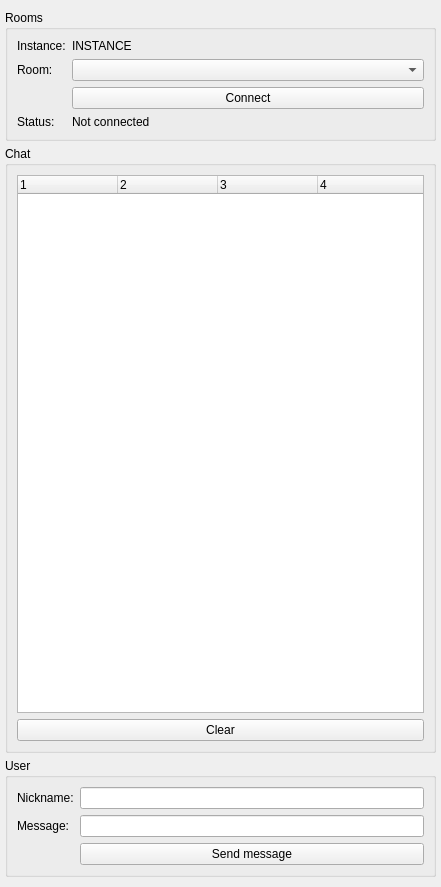
First picture: the form in qtribu/gui/wdg_qchat.ui, repository geotribu/qtribu, before the edit.
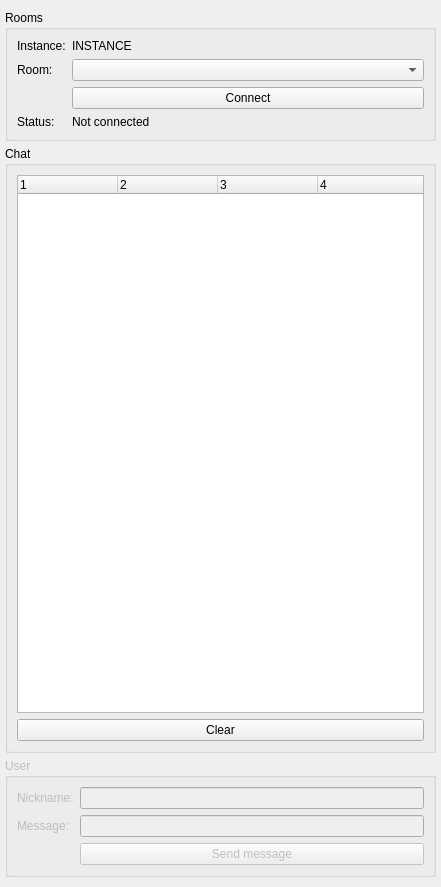
Second picture: the form after the edit. Custom widgets are drawn as their Qt base class.

Commit message: docstring and displayed date format

Diff of the .ui file:
```diff
--- a/qtribu/gui/wdg_qchat.ui
+++ b/qtribu/gui/wdg_qchat.ui
@@ -189,6 +189,9 @@
     </item>
     <item>
      <widget class="QgsCollapsibleGroupBox" name="grb_user">
+      <property name="enabled">
+       <bool>false</bool>
+      </property>
       <property name="sizePolicy">
        <sizepolicy hsizetype="Preferred" vsizetype="Minimum">
         <horstretch>0</horstretch>
```
The commit also changes 2 other files.
